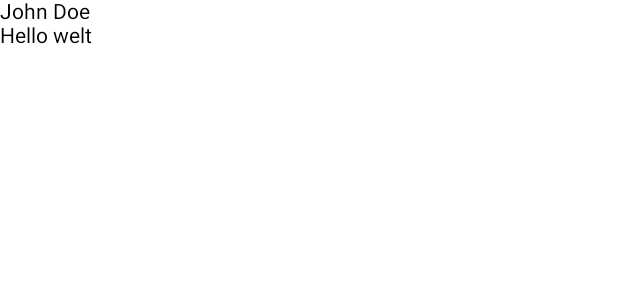
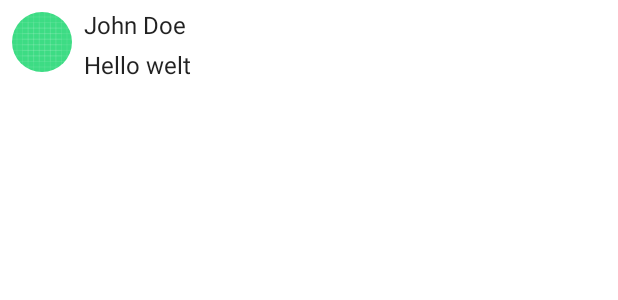
Before and after one commit to Ant8/ComposeDrugiePodejscie, an Android app built with Jetpack Compose: the @Preview function PreviewMessageContent, on a phone screen of 412 x 824 dp. Shown: the top 300 px of the screen. Run offline under Robolectric (Android 15) with nearby library versions, the phone set to English and light mode, and no system bars.

Commit message:
use row and add image, use modifiers

```diff
--- a/app/src/main/java/com/example/composedrugiepodejcie/MainActivity.kt
+++ b/app/src/main/java/com/example/composedrugiepodejcie/MainActivity.kt
@@ -3,10 +3,23 @@ package com.example.composedrugiepodejcie
 import android.os.Bundle
 import androidx.activity.ComponentActivity
 import androidx.activity.compose.setContent
+import androidx.compose.foundation.Image
 import androidx.compose.foundation.layout.Column
+import androidx.compose.foundation.layout.Row
+import androidx.compose.foundation.layout.Spacer
+import androidx.compose.foundation.layout.height
+import androidx.compose.foundation.layout.padding
+import androidx.compose.foundation.layout.size
+import androidx.compose.foundation.layout.width
+import androidx.compose.foundation.shape.CircleShape
 import androidx.compose.material.Text
 import androidx.compose.runtime.Composable
+import androidx.compose.ui.Modifier
+import androidx.compose.ui.draw.clip
+import androidx.compose.ui.res.painterResource
 import androidx.compose.ui.tooling.preview.Preview
+import androidx.compose.ui.unit.dp
+import com.example.composedrugiepodejcie.ui.theme.ComposeDrugiePodejścieTheme
 
 class MainActivity : ComponentActivity() {
     override fun onCreate(savedInstanceState: Bundle?) {
@@ -21,16 +34,31 @@ class MainActivity : ComponentActivity() {
 private fun MessageContent(
     message: Message = Message()
 ) {
-    Column {
-        Text(message.author)
-        Text(message.body)
+    Row(modifier = Modifier.padding(all = 8.dp)) {
+        Image(
+            painter = painterResource(id = R.drawable.ic_launcher_background),
+            contentDescription = "igonga",
+            modifier = Modifier
+                .size(40.dp)
+                .clip(CircleShape)
+        )
+
+        Spacer(modifier = Modifier.width(8.dp))
+
+        Column {
+            Text(message.author)
+            Spacer(modifier = Modifier.height(8.dp))
+            Text(message.body)
+        }
     }
 }
 
 @Preview
 @Composable
 fun PreviewMessageContent() {
-    MessageContent()
+    ComposeDrugiePodejścieTheme {
+        MessageContent()
+    }
 }
 
 private data class Message(
```
